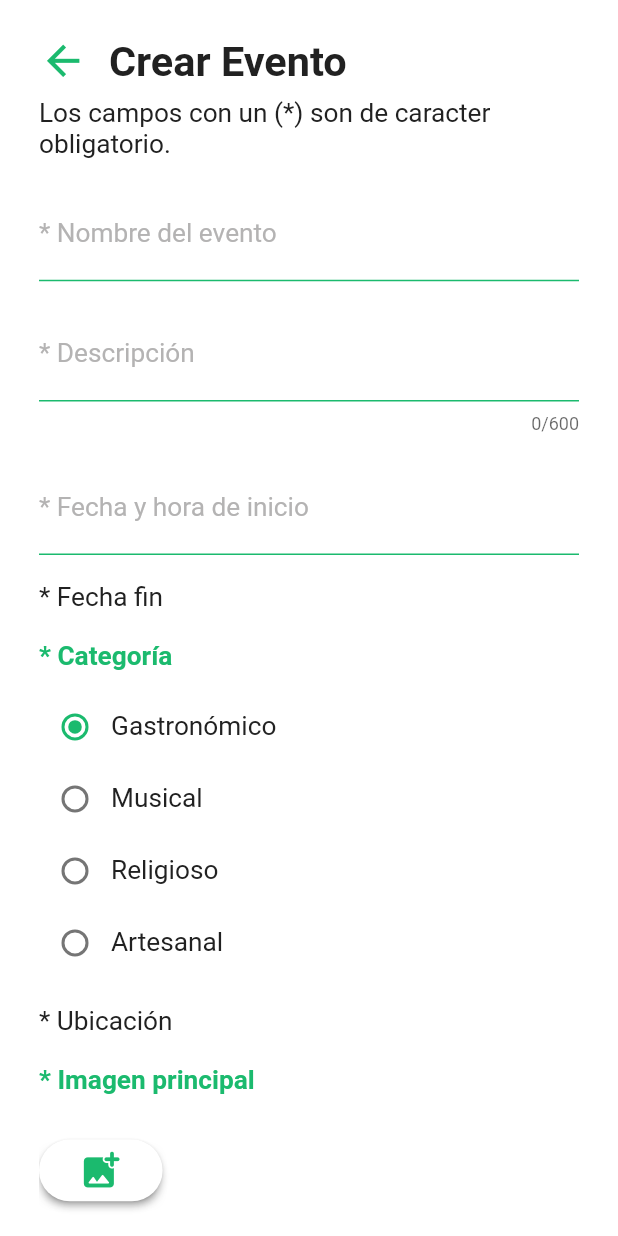
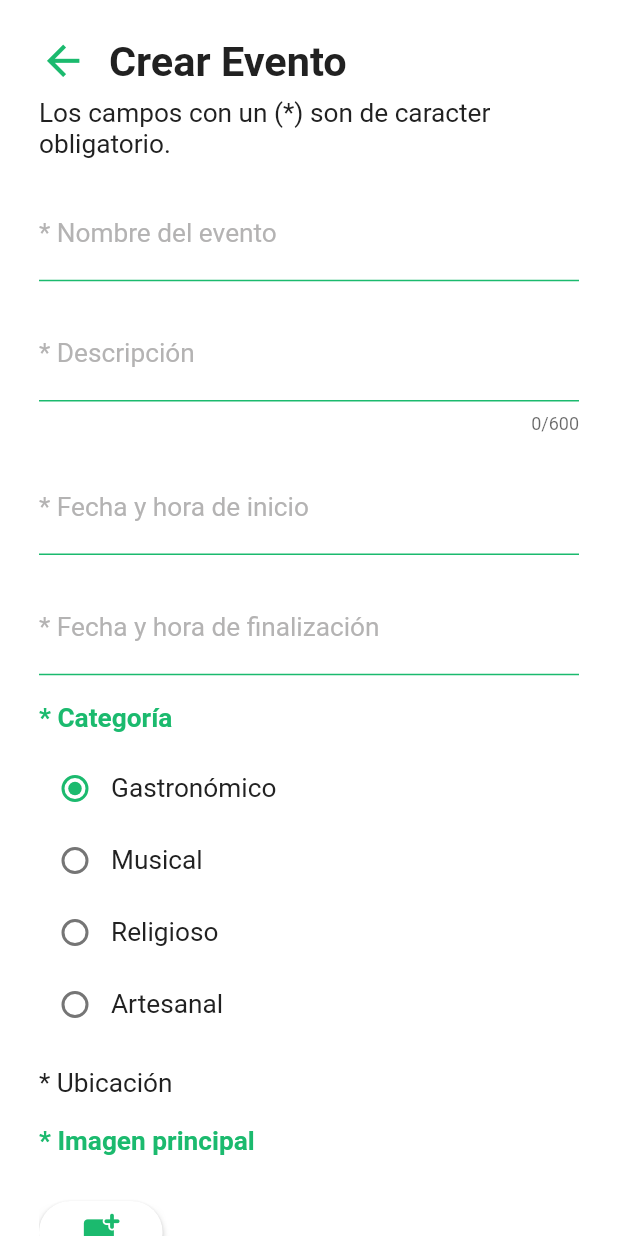
Before and after one commit to rylmfqt28/Cochabamba-cultural, a Flutter app: the EventRegistrationForm screen opened by its route, on a phone screen of 412 x 824 dp. Run offline on Flutter 3.47's test engine with Material 2 defaults, Android fonts, the phone set to English and light mode, and no system bars; our stand-ins replace bloc, cloud_firestore, curved_navigation_bar, firebase_auth, firebase_core, firebase_storage and 3 more; accounts and stored records are empty.

Commit message:
Implementacion campo fecha de fin del evento formulario evento cultural

```diff
--- a/lib/cultural_event/ui/screens/event_registration_form.dart
+++ b/lib/cultural_event/ui/screens/event_registration_form.dart
@@ -21,6 +21,9 @@ class _EventRegistrationFormState extends State<EventRegistrationForm> {
   final _controllerInitialDateTime = TextEditingController();
   final DateTime _initialDateTime = DateTime.now();
 
+  final _controllerEndDateTime = TextEditingController();
+  final DateTime _endDateTime = DateTime.now();
+
   List<String> principalImage = [];
   List<String> secondaryImages = [];
 
@@ -38,6 +41,8 @@ class _EventRegistrationFormState extends State<EventRegistrationForm> {
         category: _category,
         controllerInitialDateTime: _controllerInitialDateTime,
         initialDateTime: _initialDateTime,
+        controllerEndDateTime: _controllerEndDateTime,
+        endDateTime: _endDateTime,
         principalImage: principalImage,
         secondaryImages: secondaryImages,
         tags: tags,
--- a/lib/cultural_event/ui/widgets/cultural_event_form.dart
+++ b/lib/cultural_event/ui/widgets/cultural_event_form.dart
@@ -33,6 +33,9 @@ class CulturalEventForm extends StatefulWidget {
   final TextEditingController controllerInitialDateTime;
   final DateTime initialDateTime;
 
+  final TextEditingController controllerEndDateTime;
+  final DateTime endDateTime;
+
   final List<String> principalImage;
   final List<String> secondaryImages;
 
@@ -52,6 +55,8 @@ class CulturalEventForm extends StatefulWidget {
       required this.category,
       required this.controllerInitialDateTime,
       required this.initialDateTime,
+      required this.controllerEndDateTime,
+      required this.endDateTime,
       required this.principalImage,
       required this.secondaryImages,
       required this.tags,
@@ -165,11 +170,12 @@ class _CulturalEventFormState extends State<CulturalEventForm> {
                         SizedBox(
                           height: responsive.hp(2.2),
                         ),
-                        const TextFormatWidget(
-                            valueText: '* Fecha fin',
-                            align: TextAlign.left,
-                            typeText: 'Normal'),
-                        // widget add end date
+                        InputFieldDate(
+                            labelInput: '* Fecha y hora de finalización',
+                            hintInput:
+                                'Ingrese fecha y hora de finalización del evento',
+                            initialDateTime: widget.endDateTime,
+                            controllerDateTime: widget.controllerEndDateTime),
                         SizedBox(
                           height: responsive.hp(2.2),
                         ),
```
